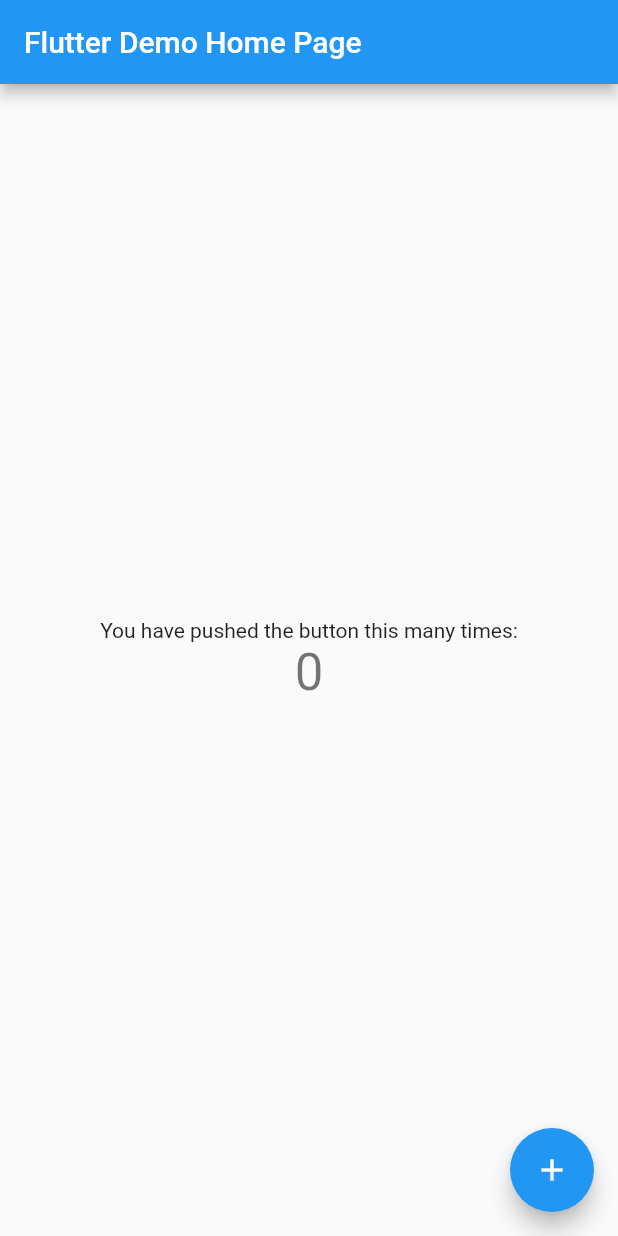
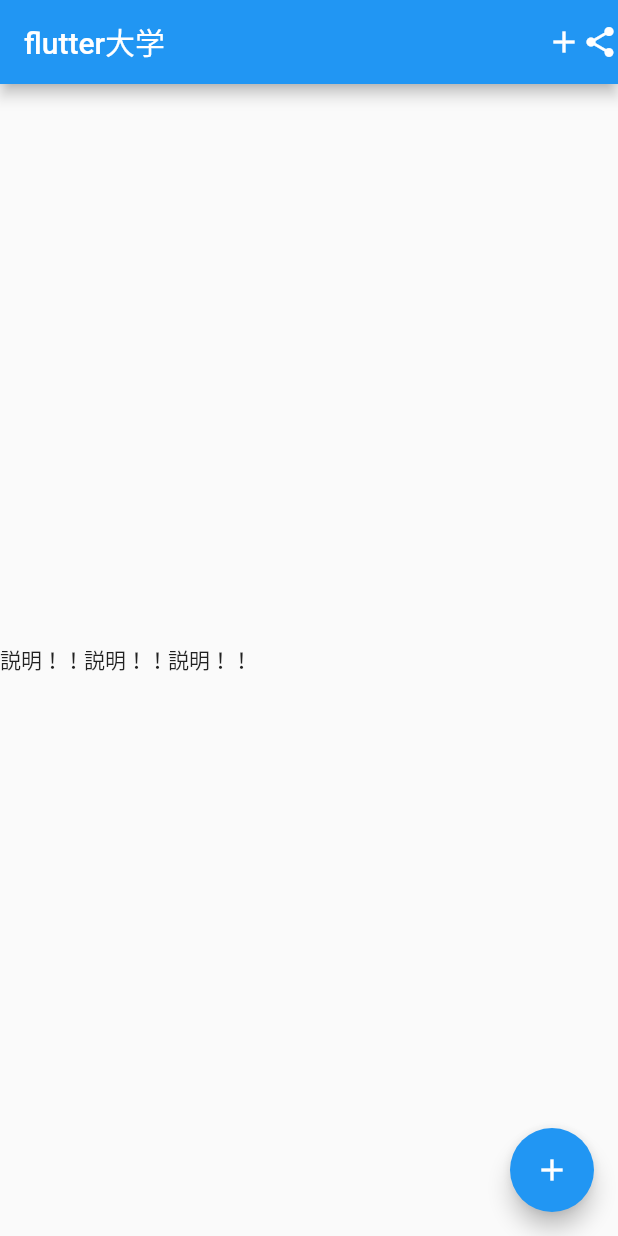
Before and after one commit to tokitsu/flutter_bootcamp, a Flutter app: the screen it shows after launch, on a phone screen of 412 x 824 dp. Run offline on Flutter 3.47's test engine with Material 2 defaults, Android fonts, the phone set to English and light mode, and no system bars.

Commit message:
changed text in scaffold

```diff
--- a/lib/main.dart
+++ b/lib/main.dart
@@ -5,39 +5,20 @@ void main() {
 }
 
 class MyApp extends StatelessWidget {
-  // This widget is the root of your application.
   @override
   Widget build(BuildContext context) {
     return MaterialApp(
       title: 'Flutter Demo',
       theme: ThemeData(
-        // This is the theme of your application.
-        //
-        // Try running your application with "flutter run". You'll see the
-        // application has a blue toolbar. Then, without quitting the app, try
-        // changing the primarySwatch below to Colors.green and then invoke
-        // "hot reload" (press "r" in the console where you ran "flutter run",
-        // or simply save your changes to "hot reload" in a Flutter IDE).
-        // Notice that the counter didn't reset back to zero; the application
-        // is not restarted.
         primarySwatch: Colors.blue,
       ),
-      home: MyHomePage(title: 'Flutter Demo Home Page'),
+      home: MyHomePage(title: 'Flutter'),
     );
   }
 }
 
 class MyHomePage extends StatefulWidget {
   MyHomePage({Key? key, required this.title}) : super(key: key);
-
-  // This widget is the home page of your application. It is stateful, meaning
-  // that it has a State object (defined below) that contains fields that affect
-  // how it looks.
-
-  // This class is the configuration for the state. It holds the values (in this
-  // case the title) provided by the parent (in this case the App widget) and
-  // used by the build method of the State. Fields in a Widget subclass are
-  // always marked "final".
 
   final String title;
 
@@ -50,56 +31,30 @@ class _MyHomePageState extends State<MyHomePage> {
 
   void _incrementCounter() {
     setState(() {
-      // This call to setState tells the Flutter framework that something has
-      // changed in this State, which causes it to rerun the build method below
-      // so that the display can reflect the updated values. If we changed
-      // _counter without calling setState(), then the build method would not be
-      // called again, and so nothing would appear to happen.
+
       _counter++;
     });
   }
 
   @override
   Widget build(BuildContext context) {
-    // This method is rerun every time setState is called, for instance as done
-    // by the _incrementCounter method above.
-    //
-    // The Flutter framework has been optimized to make rerunning build methods
-    // fast, so that you can just rebuild anything that needs updating rather
-    // than having to individually change instances of widgets.
     return Scaffold(
       appBar: AppBar(
-        // Here we take the value from the MyHomePage object that was created by
-        // the App.build method, and use it to set our appbar title.
-        title: Text(widget.title),
+        title: Text('flutter大学'),
+        actions: <Widget>[
+          Icon(Icons.add),
+          Icon(Icons.share),
+        ]
       ),
       body: Center(
-        // Center is a layout widget. It takes a single child and positions it
-        // in the middle of the parent.
-        child: Column(
-          // Column is also a layout widget. It takes a list of children and
-          // arranges them vertically. By default, it sizes itself to fit its
-          // children horizontally, and tries to be as tall as its parent.
-          //
-          // Invoke "debug painting" (press "p" in the console, choose the
-          // "Toggle Debug Paint" action from the Flutter Inspector in Android
-          // Studio, or the "Toggle Debug Paint" command in Visual Studio Code)
-          // to see the wireframe for each widget.
-          //
-          // Column has various properties to control how it sizes itself and
-          // how it positions its children. Here we use mainAxisAlignment to
-          // center the children vertically; the main axis here is the vertical
-          // axis because Columns are vertical (the cross axis would be
-          // horizontal).
-          mainAxisAlignment: MainAxisAlignment.center,
+        child: Row(
           children: <Widget>[
             Text(
-              'You have pushed the button this many times:',
-            ),
+              '説明！！',),
             Text(
-              '$_counter',
-              style: Theme.of(context).textTheme.headline4,
-            ),
+              '説明！！',),
+            Text(
+              '説明！！',),
           ],
         ),
       ),
```
